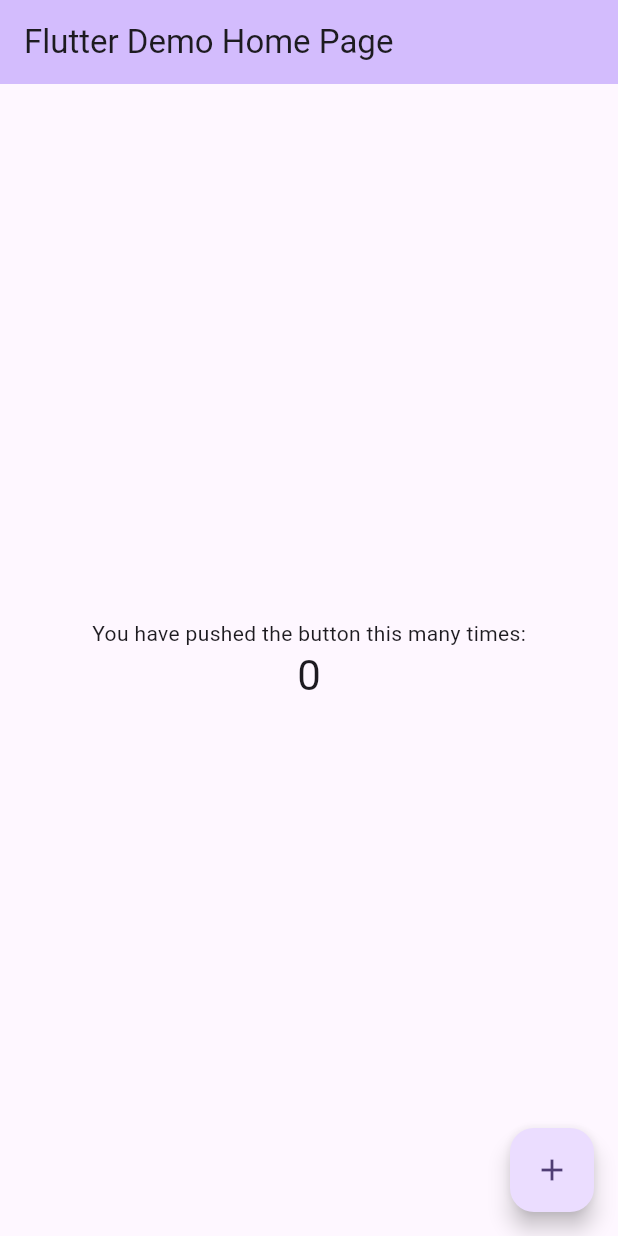
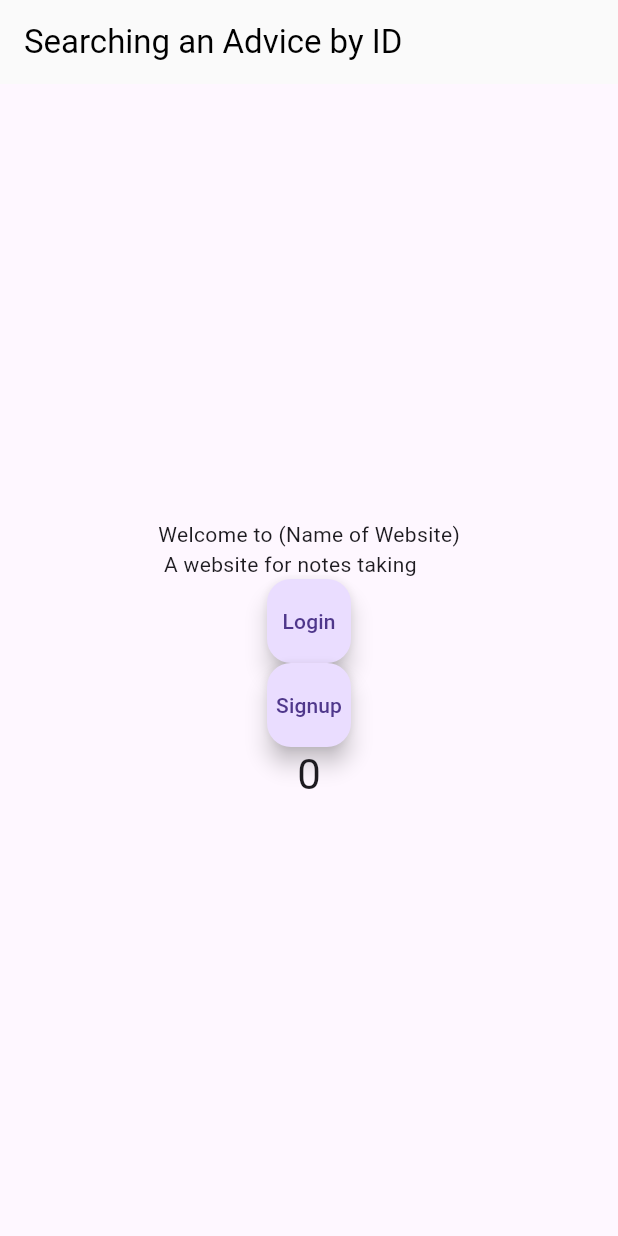
Before and after one commit to KeeeeEf/mobdev_final, a Flutter app: the screen it shows after launch, on a phone screen of 412 x 824 dp. Run offline on Flutter 3.47's test engine with Material 3 defaults, Android fonts, the phone set to English and light mode, and no system bars.

```diff
--- /dev/null
+++ b/lib/details/Signup.dart
@@ -0,0 +1,16 @@
+import 'package:flutter/material.dart';
+
+class Signup extends StatefulWidget {
+  static const String routeName = "signup";
+  const Signup({super.key});
+
+  @override
+  State<Signup> createState() => _SignupState();
+}
+
+class _SignupState extends State<Signup> {
+  @override
+  Widget build(BuildContext context) {
+    return const Placeholder();
+  }
+}
--- a/lib/main.dart
+++ b/lib/main.dart
@@ -1,112 +1,58 @@
 import 'package:flutter/material.dart';
+import 'package:mobdev_final/routes.dart';
+import 'package:mobdev_final/details/Login.dart';
+import 'package:mobdev_final/details/Signup.dart';
 
 void main() {
-  runApp(const MyApp());
+  runApp(MaterialApp(
+    home: MainScreen(),
+    routes: routes,
+  ));
 }
 
-class MyApp extends StatelessWidget {
-  const MyApp({super.key});
+class MainScreen extends StatefulWidget {
+  static const String routeName = "mainpage";
 
-  // This widget is the root of your application.
   @override
-  Widget build(BuildContext context) {
-    return MaterialApp(
-      title: 'Flutter Demo',
-      theme: ThemeData(
-        // This is the theme of your application.
-        //
-        // TRY THIS: Try running your application with "flutter run". You'll see
-        // the application has a blue toolbar. Then, without quitting the app,
-        // try changing the seedColor in the colorScheme below to Colors.green
-        // and then invoke "hot reload" (save your changes or press the "hot
-        // reload" button in a Flutter-supported IDE, or press "r" if you used
-        // the command line to start the app).
-        //
-        // Notice that the counter didn't reset back to zero; the application
-        // state is not lost during the reload. To reset the state, use hot
-        // restart instead.
-        //
-        // This works for code too, not just values: Most code changes can be
-        // tested with just a hot reload.
-        colorScheme: ColorScheme.fromSeed(seedColor: Colors.deepPurple),
-        useMaterial3: true,
-      ),
-      home: const MyHomePage(title: 'Flutter Demo Home Page'),
-    );
-  }
+  State<MainScreen> createState() => _MainScreenState();
 }
 
-class MyHomePage extends StatefulWidget {
-  const MyHomePage({super.key, required this.title});
-
-  // This widget is the home page of your application. It is stateful, meaning
-  // that it has a State object (defined below) that contains fields that affect
-  // how it looks.
-
-  // This class is the configuration for the state. It holds the values (in this
-  // case the title) provided by the parent (in this case the App widget) and
-  // used by the build method of the State. Fields in a Widget subclass are
-  // always marked "final".
-
-  final String title;
-
-  @override
-  State<MyHomePage> createState() => _MyHomePageState();
-}
-
-class _MyHomePageState extends State<MyHomePage> {
+class _MainScreenState extends State<MainScreen> {
   int _counter = 0;
 
   void _incrementCounter() {
     setState(() {
-      // This call to setState tells the Flutter framework that something has
-      // changed in this State, which causes it to rerun the build method below
-      // so that the display can reflect the updated values. If we changed
-      // _counter without calling setState(), then the build method would not be
-      // called again, and so nothing would appear to happen.
       _counter++;
     });
   }
 
   @override
   Widget build(BuildContext context) {
-    // This method is rerun every time setState is called, for instance as done
-    // by the _incrementCounter method above.
-    //
-    // The Flutter framework has been optimized to make rerunning build methods
-    // fast, so that you can just rebuild anything that needs updating rather
-    // than having to individually change instances of widgets.
     return Scaffold(
       appBar: AppBar(
-        // TRY THIS: Try changing the color here to a specific color (to
-        // Colors.amber, perhaps?) and trigger a hot reload to see the AppBar
-        // change color while the other colors stay the same.
-        backgroundColor: Theme.of(context).colorScheme.inversePrimary,
-        // Here we take the value from the MyHomePage object that was created by
-        // the App.build method, and use it to set our appbar title.
-        title: Text(widget.title),
+        title: const Text(
+          'Searching an Advice by ID',
+          style: TextStyle(color: Colors.black),
+        ),
+        backgroundColor: Color.fromRGBO(250, 250, 250, 1),
+        shadowColor: Color(0),
       ),
       body: Center(
-        // Center is a layout widget. It takes a single child and positions it
-        // in the middle of the parent.
         child: Column(
-          // Column is also a layout widget. It takes a list of children and
-          // arranges them vertically. By default, it sizes itself to fit its
-          // children horizontally, and tries to be as tall as its parent.
-          //
-          // Column has various properties to control how it sizes itself and
-          // how it positions its children. Here we use mainAxisAlignment to
-          // center the children vertically; the main axis here is the vertical
-          // axis because Columns are vertical (the cross axis would be
-          // horizontal).
-          //
-          // TRY THIS: Invoke "debug painting" (choose the "Toggle Debug Paint"
-          // action in the IDE, or press "p" in the console), to see the
-          // wireframe for each widget.
           mainAxisAlignment: MainAxisAlignment.center,
           children: <Widget>[
             const Text(
-              'You have pushed the button this many times:',
+              'Welcome to (Name of Website)\n A website for notes taking',
+            ),
+            FloatingActionButton(
+              onPressed: login,
+              tooltip: 'Login',
+              child: const Text('Login'),
+            ),
+            FloatingActionButton(
+              onPressed: register,
+              tooltip: 'Signup',
+              child: const Text('Signup'),
             ),
             Text(
               '$_counter',
@@ -115,11 +61,14 @@ class _MyHomePageState extends State<MyHomePage> {
           ],
         ),
       ),
-      floatingActionButton: FloatingActionButton(
-        onPressed: _incrementCounter,
-        tooltip: 'Increment',
-        child: const Icon(Icons.add),
-      ), // This trailing comma makes auto-formatting nicer for build methods.
     );
   }
+
+  void login() {
+    Navigator.pushReplacementNamed(context, Login.routeName);
+  }
+
+  void register() {
+    Navigator.pushReplacementNamed(context, Signup.routeName);
+  }
 }
--- /dev/null
+++ b/lib/routes.dart
@@ -0,0 +1,12 @@
+import 'package:flutter/material.dart';
+import 'package:mobdev_final/main.dart';
+import 'package:mobdev_final/details/Login.dart';
+import 'package:mobdev_final/details/Signup.dart';
+import 'package:mobdev_final/details/Dashboard.dart';
+
+final Map<String, WidgetBuilder> routes = {
+  MainScreen.routeName: (BuildContext context) => MainScreen(),
+  Login.routeName: (BuildContext context) => Login(),
+  // Dashboard.routeName: (BuildContext context) => Dashboard(),
+  Signup.routeName: (BuildContext context) => Signup(),
+};
--- a/pubspec.yaml
+++ b/pubspec.yaml
@@ -35,6 +35,8 @@ dependencies:
   # The following adds the Cupertino Icons font to your application.
   # Use with the CupertinoIcons class for iOS style icons.
   cupertino_icons: ^1.0.2
+  firebase_auth: ^4.15.3
+  firebase_core: ^2.24.2
 
 dev_dependencies:
   flutter_test:
```
Also changed, not shown: lib/details/Login.dart (added, +75 -0 lines), lib/components/passwordfield.dart (added), lib/components/primarybutton.dart (added), lib/components/secondarybutton.dart (added), lib/details/Dashboard.dart (added), pubspec.lock, 6 other files.
